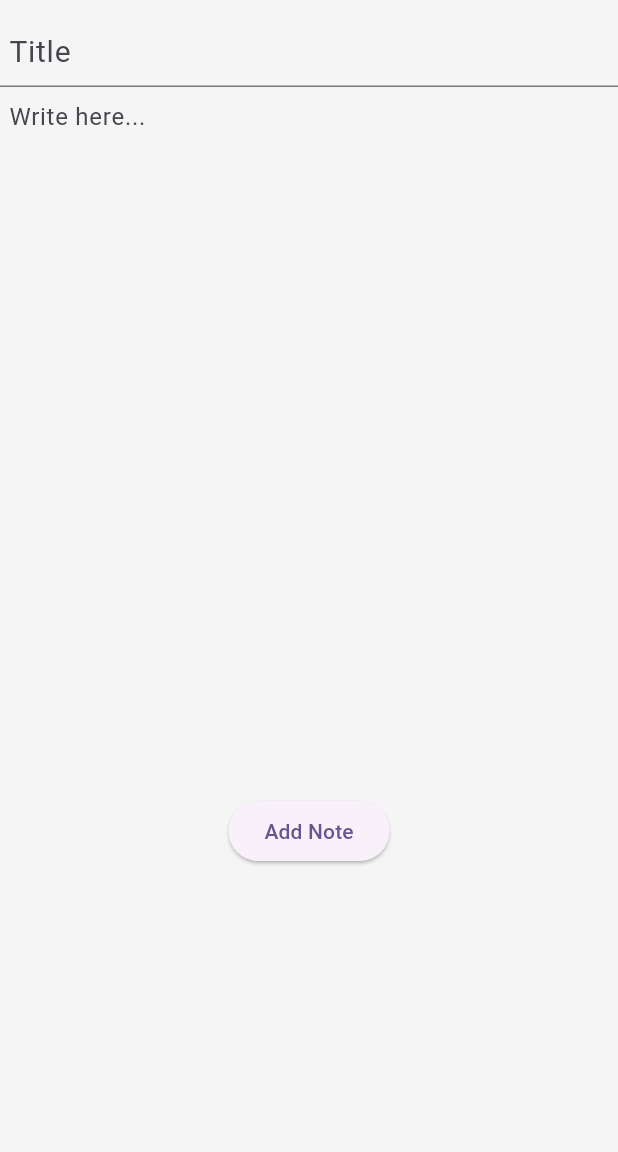
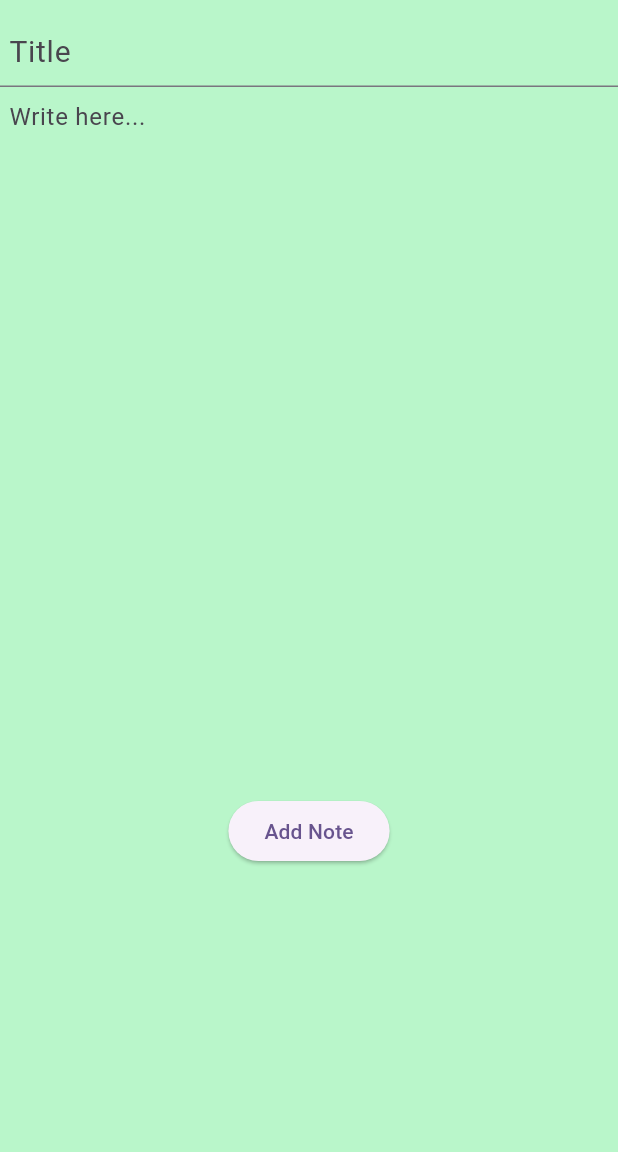
Before and after one commit to amar-rawat/MyNotes_app, a Flutter app: the NotesCardPage screen opened by its route, after a tap on the "add" icon, on a phone screen of 412 x 824 dp, the part 84-1236 px from its top. Run offline on Flutter 3.47's test engine with Material 3 defaults, Android fonts, the phone set to English and light mode, and no system bars; our stand-ins replace cloud_firestore, firebase_auth, firebase_core, lottie, shimmer; accounts and stored records are empty.

Commit message:
working fine

```diff
--- a/lib/pages/login.dart
+++ b/lib/pages/login.dart
@@ -172,7 +172,8 @@ class LoginPage extends StatelessWidget {
                   const SizedBox(height: 20),
                   TextButton(
                     onPressed: () {
-                      Navigator.pushNamed(context, '/register');
+                      Navigator.pushNamedAndRemoveUntil(
+                          context, '/register', (route) => false);
                     },
                     child: const Row(
                       mainAxisAlignment: MainAxisAlignment.center,
--- a/lib/pages/notes_card_page.dart
+++ b/lib/pages/notes_card_page.dart
@@ -1,6 +1,7 @@
 import 'dart:math';
 
 import 'package:cloud_firestore/cloud_firestore.dart';
+import 'package:firebase_auth/firebase_auth.dart';
 
 import 'package:flutter/material.dart';
 import 'package:notes_app/providers/all_providers.dart';
@@ -17,6 +18,7 @@ class NotesCardPage extends StatelessWidget {
   @override
   Widget build(BuildContext context) {
     FirestoreService firestoreService = FirestoreService();
+    String userId = FirebaseAuth.instance.currentUser!.uid;
     logout() {
       LogoutAlertDialog.logoutAlertDialog(context);
     }
@@ -41,21 +43,23 @@ class NotesCardPage extends StatelessWidget {
         ],
       ),
       body: StreamBuilder<QuerySnapshot>(
-        stream: firestoreService.MyNotes.orderBy("Time Stamp", descending: true)
+        stream: firestoreService.MyNotes.where('User ID', isEqualTo: userId)
+            // .orderBy("Time Stamp", descending: true)
             .snapshots(),
         builder: (context, AsyncSnapshot<QuerySnapshot> snapshot) {
-          if (snapshot.data == null) {
-            return Center(
+          if (!snapshot.hasData) {
+            return const Center(
               child: CircularProgressIndicator(),
             );
           }
           // if the snapshot has data, get all the docs
-          else if (snapshot.data!.docs.length != 0) {
+          if (snapshot.hasData && snapshot.data!.docs.length >= 1) {
             // get snapshot of all documents
+
             List notesList = snapshot.data!.docs;
 
-            return Column(
-              mainAxisAlignment: MainAxisAlignment.spaceBetween,
+            return Stack(children: [
+              Column(
                 children: [
                   Expanded(
                     child: ListView.builder(
@@ -64,7 +68,6 @@ class NotesCardPage extends StatelessWidget {
                         //get individual document by index
                         DocumentSnapshot document = notesList[index];
                         String docId = document.id;
-
                         // get data from document in the form of map
 
                         Map<String, dynamic> data =
@@ -78,7 +81,33 @@ class NotesCardPage extends StatelessWidget {
                       },
                     ),
                   ),
-                InkWell(
+                  Container(
+                    color: Colors.deepPurple.shade50,
+                    height: 50,
+                  )
+                ],
+              ),
+              Positioned(
+                bottom: 0,
+                child: Container(
+                  decoration: BoxDecoration(
+                    gradient: LinearGradient(
+                      begin: Alignment.topCenter,
+                      end: Alignment.bottomCenter,
+                      colors: [
+                        Colors.white.withOpacity(0.1),
+                        Colors.white.withOpacity(1),
+                      ],
+                    ),
+                  ),
+                  height: 90,
+                  width: MediaQuery.of(context).size.width,
+                ),
+              ),
+              Positioned(
+                bottom: 20,
+                left: MediaQuery.of(context).size.width * 0.5 - 35,
+                child: InkWell(
                   onTap: () {
                     Navigator.pushNamed(context, '/noteAddPage');
                   },
@@ -91,14 +120,14 @@ class NotesCardPage extends StatelessWidget {
                     child: const Icon(Icons.add, color: Colors.white),
                   ),
                 ),
-                SizedBox(
+              ),
+              const SizedBox(
                 height: 20,
               )
-              ],
-            );
+            ]);
           }
           // if the snapshot doesn't have data,
-          else if (snapshot.data!.docs.length == 0) {
+          else if (!snapshot.hasData || snapshot.data!.docs.length == 0) {
             return Center(
               child: Column(
                 mainAxisAlignment: MainAxisAlignment.spaceBetween,
@@ -148,7 +177,7 @@ class NotesCardPage extends StatelessWidget {
                             child: const Icon(Icons.add, color: Colors.white),
                           ),
                         ),
-                        SizedBox(
+                        const SizedBox(
                           height: 20,
                         )
                       ],
@@ -158,7 +187,7 @@ class NotesCardPage extends StatelessWidget {
               ),
             );
           } else
-            return Center(child: Text('Error'));
+            return const Center(child: Text('Error'));
         },
       ),
     );
--- a/lib/pages/registration.dart
+++ b/lib/pages/registration.dart
@@ -150,7 +150,8 @@ class Register extends StatelessWidget {
                   const SizedBox(height: 20),
                   TextButton(
                     onPressed: () {
-                      Navigator.pushNamed(context, '/login');
+                      Navigator.pushNamedAndRemoveUntil(
+                          context, '/login', (route) => false);
                     },
                     child: const Text(
                       'Back to login page',
--- a/lib/services/Firestore.dart
+++ b/lib/services/Firestore.dart
@@ -1,4 +1,5 @@
 import 'package:cloud_firestore/cloud_firestore.dart';
+import 'package:firebase_auth/firebase_auth.dart';
 
 class FirestoreService {
   //  get the collection of notes from database
@@ -10,7 +11,8 @@ class FirestoreService {
     return MyNotes.add({
       'Note Title': noteTitle,
       'Note Body': noteBody,
-      'Time Stamp': Timestamp.now()
+      'Time Stamp': Timestamp.now(),
+      'User ID': FirebaseAuth.instance.currentUser!.uid,
     });
   }
 
--- a/lib/widgets/card_colors.dart
+++ b/lib/widgets/card_colors.dart
@@ -6,9 +6,9 @@ class CardColors {
   static Color red = Colors.red.shade100;
   static Color purple = Colors.deepPurple.shade100;
   static Color green = Colors.green.shade100;
+  static Color greenaccent = Colors.greenAccent.shade100;
   static Color yellow = Colors.yellow.shade100;
   static Color orange = Colors.orange.shade100;
-  static Color grey = Colors.grey.shade100;
   static Color indigo = Colors.indigo.shade100;
   static Color brown = Colors.brown.shade100;
 
@@ -20,7 +20,7 @@ class CardColors {
     green,
     yellow,
     orange,
-    grey,
+    greenaccent,
     indigo,
     brown
   ];
--- a/pubspec.yaml
+++ b/pubspec.yaml
@@ -43,6 +43,7 @@ dependencies:
   provider:
   google_fonts: ^6.1.0
   lottie: ^2.7.0
+  shared_preferences: ^2.2.2
 
 dev_dependencies:
   flutter_test:
```
Also changed, not shown: lib/pages/note_add_page.dart.dart (+10 -15 lines), lib/pages/note_edit_page.dart (+9 -9 lines), pubspec.lock, 1 other file. Lines whose indentation alone changed are shown as unchanged.
